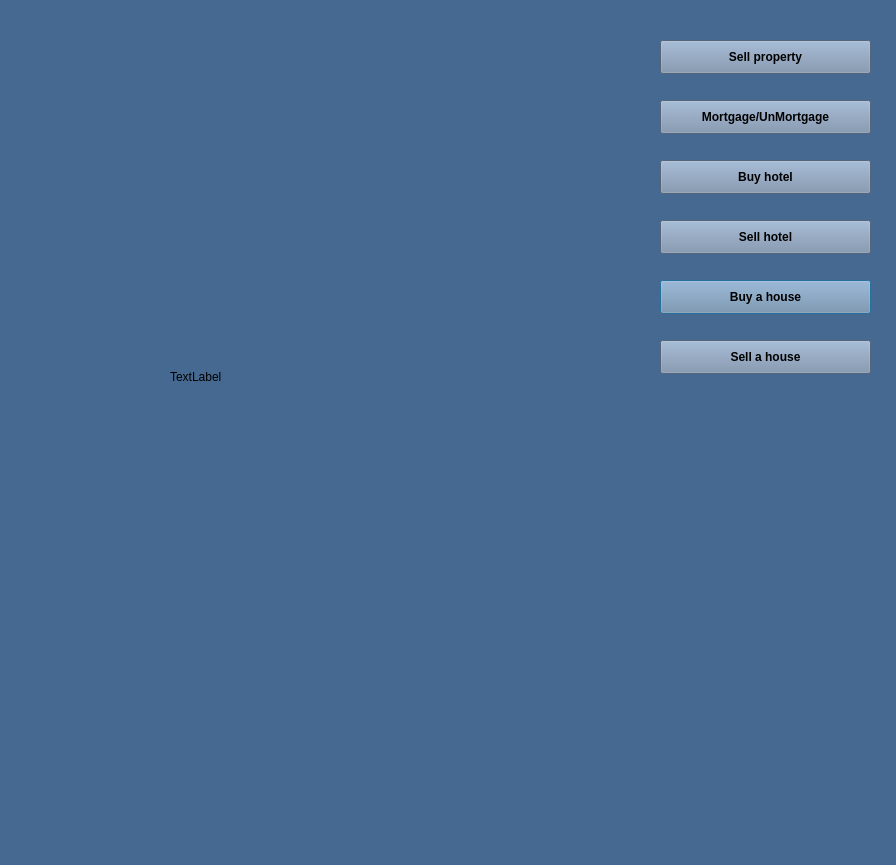
First picture: the form in Monopoly/my_properties.ui, repository shaahinfaezi/Monopoly, before the edit.
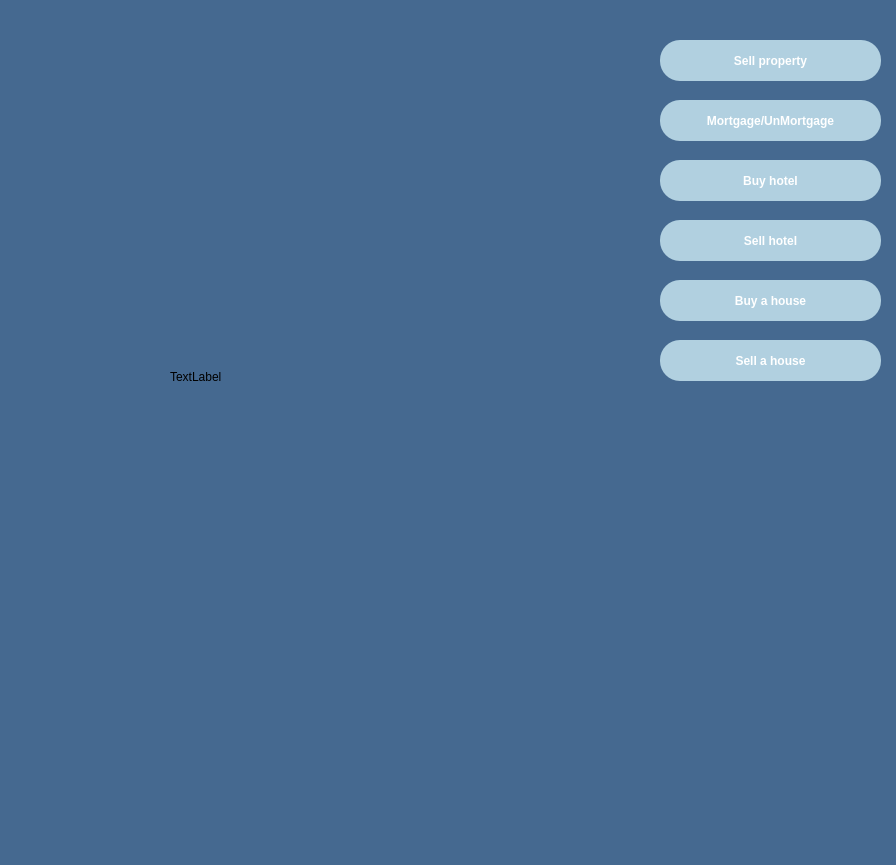
Second picture: the form after the edit.

```diff
--- a/Monopoly/my_properties.ui
+++ b/Monopoly/my_properties.ui
@@ -22,8 +22,8 @@
     <rect>
      <x>660</x>
      <y>280</y>
-     <width>211</width>
-     <height>34</height>
+     <width>221</width>
+     <height>41</height>
     </rect>
    </property>
    <property name="font">
@@ -33,8 +33,12 @@
     </font>
    </property>
    <property name="styleSheet">
-    <string notr="true">background-color: rgb(119, 141, 169);
-</string>
+    <string notr="true">color: rgb(255, 255, 255);
+background-color: qlineargradient(x1: 0, y1: 0, x2: 0, y2: 1, stop: 0 rgb(177, 208, 224), stop: 1 rgb(177, 208, 224));
+border-style: solid;
+border:none;
+border-width: 5px;
+border-radius: 20px;</string>
    </property>
    <property name="text">
     <string>Buy a house</string>
@@ -45,8 +49,8 @@
     <rect>
      <x>660</x>
      <y>160</y>
-     <width>211</width>
-     <height>34</height>
+     <width>221</width>
+     <height>41</height>
     </rect>
    </property>
    <property name="font">
@@ -56,8 +60,12 @@
     </font>
    </property>
    <property name="styleSheet">
-    <string notr="true">background-color: rgb(119, 141, 169);
-</string>
+    <string notr="true">color: rgb(255, 255, 255);
+background-color: qlineargradient(x1: 0, y1: 0, x2: 0, y2: 1, stop: 0 rgb(177, 208, 224), stop: 1 rgb(177, 208, 224));
+border-style: solid;
+border:none;
+border-width: 5px;
+border-radius: 20px;</string>
    </property>
    <property name="text">
     <string>Buy hotel</string>
@@ -68,8 +76,8 @@
     <rect>
      <x>660</x>
      <y>40</y>
-     <width>211</width>
-     <height>34</height>
+     <width>221</width>
+     <height>41</height>
     </rect>
    </property>
    <property name="font">
@@ -79,8 +87,12 @@
     </font>
    </property>
    <property name="styleSheet">
-    <string notr="true">background-color: rgb(119, 141, 169);
-</string>
+    <string notr="true">color: rgb(255, 255, 255);
+background-color: qlineargradient(x1: 0, y1: 0, x2: 0, y2: 1, stop: 0 rgb(177, 208, 224), stop: 1 rgb(177, 208, 224));
+border-style: solid;
+border:none;
+border-width: 5px;
+border-radius: 20px;</string>
    </property>
    <property name="text">
     <string>Sell property</string>
@@ -91,8 +103,8 @@
     <rect>
      <x>660</x>
      <y>340</y>
-     <width>211</width>
-     <height>34</height>
+     <width>221</width>
+     <height>41</height>
     </rect>
    </property>
    <property name="font">
@@ -102,8 +114,12 @@
     </font>
    </property>
    <property name="styleSheet">
-    <string notr="true">background-color: rgb(119, 141, 169);
-</string>
+    <string notr="true">color: rgb(255, 255, 255);
+background-color: qlineargradient(x1: 0, y1: 0, x2: 0, y2: 1, stop: 0 rgb(177, 208, 224), stop: 1 rgb(177, 208, 224));
+border-style: solid;
+border:none;
+border-width: 5px;
+border-radius: 20px;</string>
    </property>
    <property name="text">
     <string>Sell a house</string>
@@ -114,8 +130,8 @@
     <rect>
      <x>660</x>
      <y>220</y>
-     <width>211</width>
-     <height>34</height>
+     <width>221</width>
+     <height>41</height>
     </rect>
    </property>
    <property name="font">
@@ -125,8 +141,12 @@
     </font>
    </property>
    <property name="styleSheet">
-    <string notr="true">background-color: rgb(119, 141, 169);
-</string>
+    <string notr="true">color: rgb(255, 255, 255);
+background-color: qlineargradient(x1: 0, y1: 0, x2: 0, y2: 1, stop: 0 rgb(177, 208, 224), stop: 1 rgb(177, 208, 224));
+border-style: solid;
+border:none;
+border-width: 5px;
+border-radius: 20px;</string>
    </property>
    <property name="text">
     <string>Sell hotel</string>
@@ -137,8 +157,8 @@
     <rect>
      <x>660</x>
      <y>100</y>
-     <width>211</width>
-     <height>34</height>
+     <width>221</width>
+     <height>41</height>
     </rect>
    </property>
    <property name="font">
@@ -148,8 +168,12 @@
     </font>
    </property>
    <property name="styleSheet">
-    <string notr="true">background-color: rgb(119, 141, 169);
-</string>
+    <string notr="true">color: rgb(255, 255, 255);
+background-color: qlineargradient(x1: 0, y1: 0, x2: 0, y2: 1, stop: 0 rgb(177, 208, 224), stop: 1 rgb(177, 208, 224));
+border-style: solid;
+border:none;
+border-width: 5px;
+border-radius: 20px;</string>
    </property>
    <property name="text">
     <string>Mortgage/UnMortgage</string>
```
